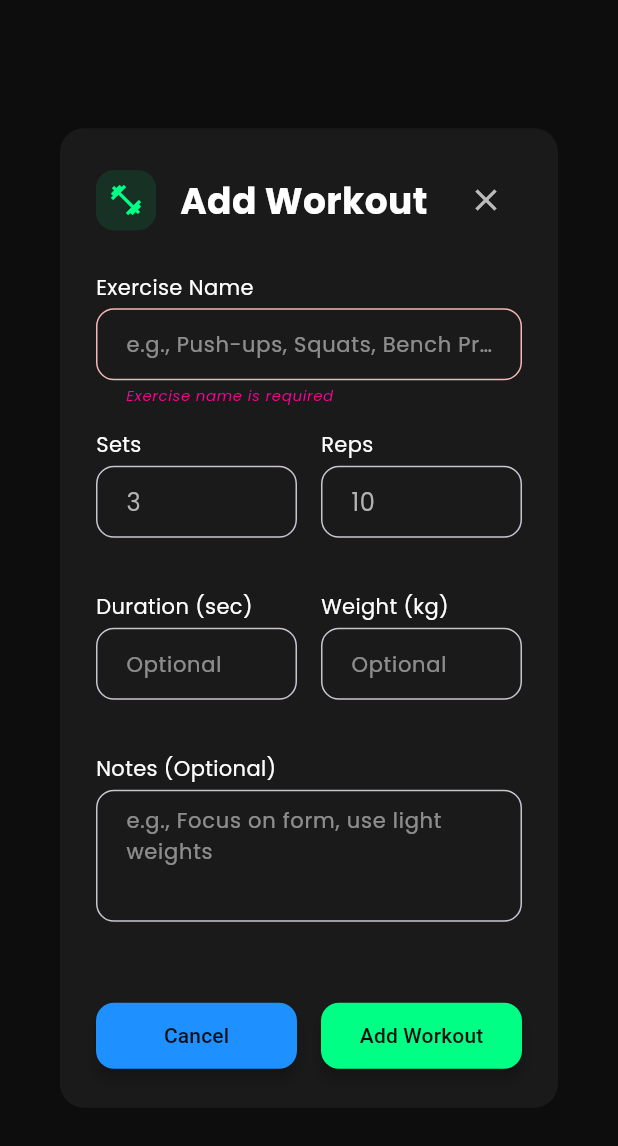
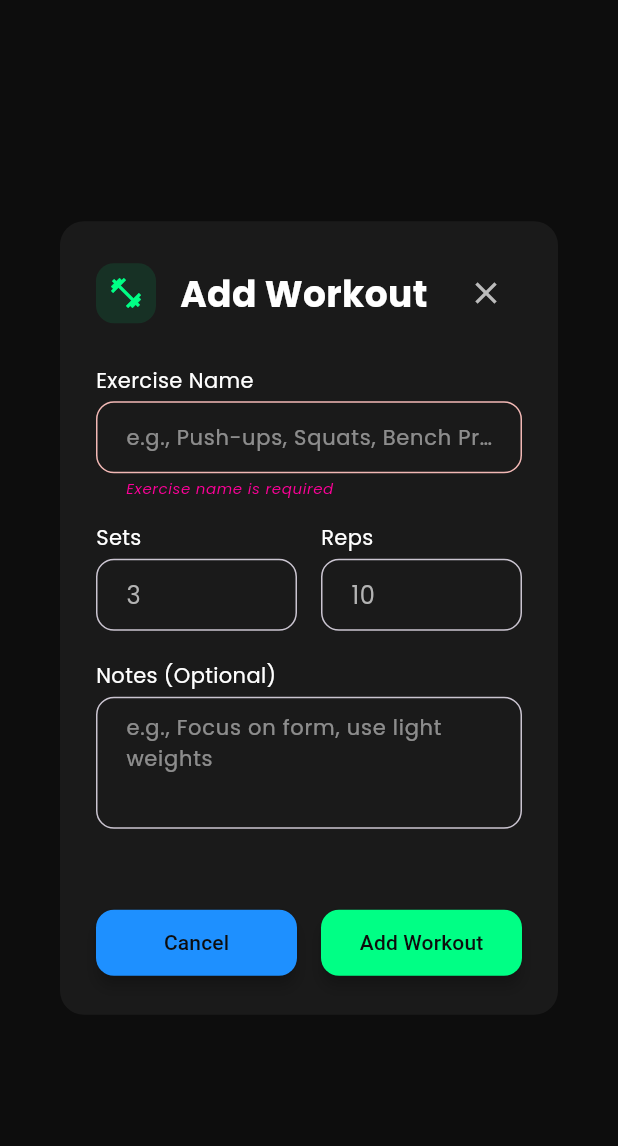
Before and after one commit to axcool99/fitlife-app, a Flutter app: the AddWorkoutDialog widget shown alone on an empty page, opened directly, after a tap on "Add Workout", on a phone screen of 412 x 824 dp. Shown: the top 1146 px of the screen. Run offline on Flutter 3.47's test engine with Material 3 defaults, Android fonts, the phone set to English and light mode, and no system bars; our stand-ins replace cached_network_image, cloud_firestore, connectivity_plus, firebase_auth, firebase_core, fl_chart and 4 more; missing offline and left inert: health; accounts and stored records are empty; statements that could not run were skipped.

Commit message:
Remove duration and weight fields from add workout dialog

```diff
--- a/lib/ui/dialogs/add_workout_dialog.dart
+++ b/lib/ui/dialogs/add_workout_dialog.dart
@@ -24,8 +24,6 @@ class _AddWorkoutDialogState extends State<AddWorkoutDialog> {
   final _exerciseController = TextEditingController();
   final _setsController = TextEditingController(text: '3');
   final _repsController = TextEditingController(text: '10');
-  final _durationController = TextEditingController();
-  final _weightController = TextEditingController();
   final _notesController = TextEditingController();
 
   bool _isLoading = false;
@@ -37,9 +35,6 @@ class _AddWorkoutDialogState extends State<AddWorkoutDialog> {
       _exerciseController.text = widget.suggestion!.exerciseName;
       _setsController.text = widget.suggestion!.suggestedSets.toString();
       _repsController.text = widget.suggestion!.suggestedReps.toString();
-      if (widget.suggestion!.suggestedWeight != null) {
-        _weightController.text = widget.suggestion!.suggestedWeight!.toStringAsFixed(1);
-      }
       _notesController.text = 'AI Suggested.';
     }
   }
@@ -49,8 +44,6 @@ class _AddWorkoutDialogState extends State<AddWorkoutDialog> {
     _exerciseController.dispose();
     _setsController.dispose();
     _repsController.dispose();
-    _durationController.dispose();
-    _weightController.dispose();
     _notesController.dispose();
     super.dispose();
   }
@@ -65,8 +58,6 @@ class _AddWorkoutDialogState extends State<AddWorkoutDialog> {
         exerciseName: _exerciseController.text.trim(),
         sets: int.parse(_setsController.text),
         reps: int.parse(_repsController.text),
-        duration: _durationController.text.isNotEmpty ? int.parse(_durationController.text) : null,
-        weight: _weightController.text.isNotEmpty ? double.parse(_weightController.text) : null,
         notes: _notesController.text.trim().isEmpty ? null : _notesController.text.trim(),
       );
 
@@ -263,86 +254,6 @@ class _AddWorkoutDialogState extends State<AddWorkoutDialog> {
                 ],
               ),
 
-              const SizedBox(height: FitLifeTheme.spacingM),
-
-              // Duration and Weight Row
-              Row(
-                children: [
-                  // Duration
-                  Expanded(
-                    child: Column(
-                      crossAxisAlignment: CrossAxisAlignment.start,
-                      children: [
-                        AppText(
-                          'Duration (sec)',
-                          type: AppTextType.bodyMedium,
-                          color: FitLifeTheme.primaryText,
-                          useCleanStyle: true,
-                        ),
-                        const SizedBox(height: FitLifeTheme.spacingXS),
-                        AppInput(
-                          controller: _durationController,
-                          hintText: 'Optional',
-                          keyboardType: TextInputType.number,
-                          inputFormatters: [
-                            FilteringTextInputFormatter.digitsOnly,
-                            LengthLimitingTextInputFormatter(4),
-                          ],
-                          validator: (value) {
-                            if (value != null && value.isNotEmpty) {
-                              final duration = int.tryParse(value);
-                              if (duration == null || duration < 1 || duration > 3600) {
-                                return '1-3600';
-                              }
-                            }
-                            return null;
-                          },
-                          textInputAction: TextInputAction.next,
-                        ),
-                      ],
-                    ),
-                  ),
-
-                  const SizedBox(width: FitLifeTheme.spacingM),
-
-                  // Weight
-                  Expanded(
-                    child: Column(
-                      crossAxisAlignment: CrossAxisAlignment.start,
-                      children: [
-                        AppText(
-                          'Weight (kg)',
-                          type: AppTextType.bodyMedium,
-                          color: FitLifeTheme.primaryText,
-                          useCleanStyle: true,
-                        ),
-                        const SizedBox(height: FitLifeTheme.spacingXS),
-                        AppInput(
-                          controller: _weightController,
-                          hintText: 'Optional',
-                          keyboardType: TextInputType.numberWithOptions(decimal: true),
-                          inputFormatters: [
-                            FilteringTextInputFormatter.allow(RegExp(r'^\d+\.?\d{0,2}')),
-                            LengthLimitingTextInputFormatter(6),
-                          ],
-                          validator: (value) {
-                            if (value != null && value.isNotEmpty) {
-                              final weight = double.tryParse(value);
-                              if (weight == null || weight < 0.1 || weight > 500) {
-                                return '0.1-500';
-                              }
-                            }
-                            return null;
-                          },
-                          textInputAction: TextInputAction.next,
-                        ),
-                      ],
-                    ),
-                  ),
-                ],
-              ),
-
-              const SizedBox(height: FitLifeTheme.spacingM),
 
               // Notes (Optional)
               AppText(
```
